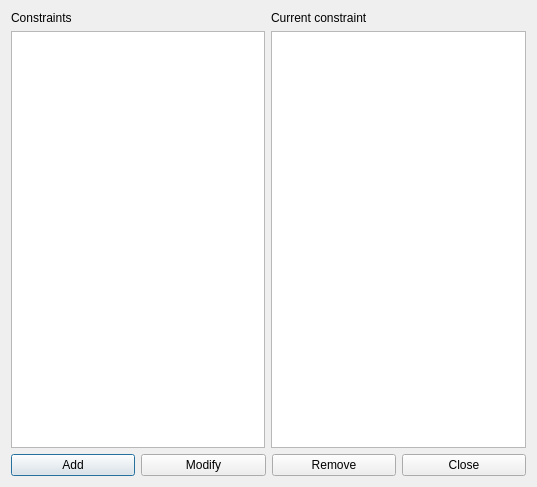
Before: the Qt Designer form fet/src/interface/constraintteachersmaxbuildingchangesperweekform_template.ui in vonmecheln/fet, drawn with Qt 5.
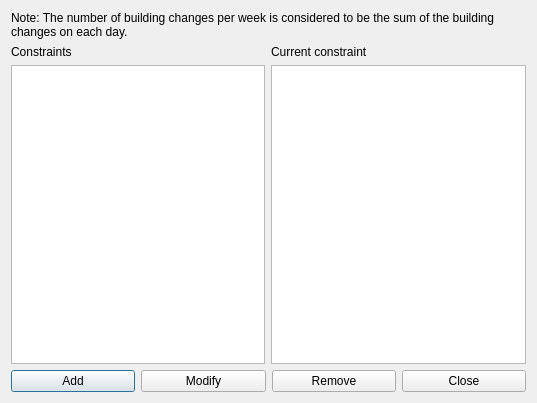
After: the same form once the commit is applied.

```diff
--- a/fet/src/interface/constraintteachersmaxbuildingchangesperweekform_template.ui
+++ b/fet/src/interface/constraintteachersmaxbuildingchangesperweekform_template.ui
@@ -7,14 +7,46 @@
     <x>0</x>
     <y>0</y>
     <width>537</width>
-    <height>487</height>
+    <height>403</height>
    </rect>
   </property>
   <property name="windowTitle">
    <string extracomment="This is the title of the dialog in which you see the list of all constraints of this type">Constraints teachers max building changes per week</string>
   </property>
   <layout class="QGridLayout" name="gridLayout">
-   <item row="0" column="0">
+   <item row="2" column="0" colspan="2">
+    <layout class="QHBoxLayout" name="horizontalLayout">
+     <item>
+      <widget class="QPushButton" name="addConstraintPushButton">
+       <property name="text">
+        <string>Add</string>
+       </property>
+      </widget>
+     </item>
+     <item>
+      <widget class="QPushButton" name="modifyConstraintPushButton">
+       <property name="text">
+        <string>Modify</string>
+       </property>
+      </widget>
+     </item>
+     <item>
+      <widget class="QPushButton" name="removeConstraintPushButton">
+       <property name="text">
+        <string>Remove</string>
+       </property>
+      </widget>
+     </item>
+     <item>
+      <widget class="QPushButton" name="closePushButton">
+       <property name="text">
+        <string>Close</string>
+       </property>
+      </widget>
+     </item>
+    </layout>
+   </item>
+   <item row="1" column="0">
     <layout class="QVBoxLayout" name="verticalLayout">
      <item>
       <widget class="QLabel" name="constraintsTextLabel">
@@ -37,7 +69,7 @@
      </item>
     </layout>
    </item>
-   <item row="0" column="1">
+   <item row="1" column="1">
     <layout class="QVBoxLayout" name="verticalLayout_2">
      <item>
       <widget class="QLabel" name="currentConstraintTextLabel">
@@ -54,37 +86,21 @@
      </item>
     </layout>
    </item>
-   <item row="1" column="0" colspan="2">
-    <layout class="QHBoxLayout" name="horizontalLayout">
-     <item>
-      <widget class="QPushButton" name="addConstraintPushButton">
-       <property name="text">
-        <string>Add</string>
-       </property>
-      </widget>
-     </item>
-     <item>
-      <widget class="QPushButton" name="modifyConstraintPushButton">
-       <property name="text">
-        <string>Modify</string>
-       </property>
-      </widget>
-     </item>
-     <item>
-      <widget class="QPushButton" name="removeConstraintPushButton">
-       <property name="text">
-        <string>Remove</string>
-       </property>
-      </widget>
-     </item>
-     <item>
-      <widget class="QPushButton" name="closePushButton">
-       <property name="text">
-        <string>Close</string>
-       </property>
-      </widget>
-     </item>
-    </layout>
+   <item row="0" column="0" colspan="2">
+    <widget class="QLabel" name="label">
+     <property name="sizePolicy">
+      <sizepolicy hsizetype="Minimum" vsizetype="Minimum">
+       <horstretch>0</horstretch>
+       <verstretch>0</verstretch>
+      </sizepolicy>
+     </property>
+     <property name="text">
+      <string>Note: The number of building changes per week is considered to be the sum of the building changes on each day.</string>
+     </property>
+     <property name="wordWrap">
+      <bool>true</bool>
+     </property>
+    </widget>
    </item>
   </layout>
  </widget>
```
